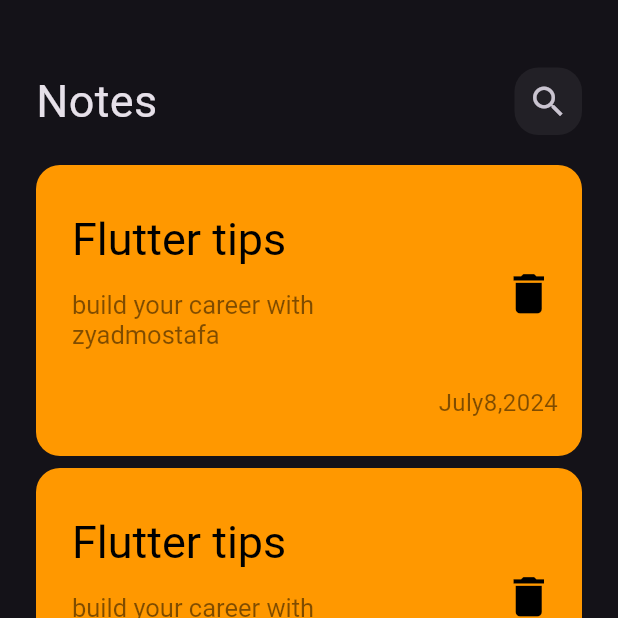
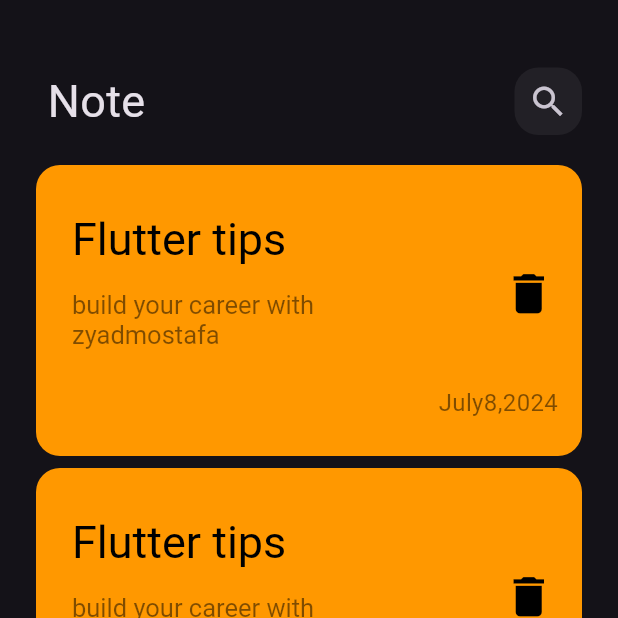
Before and after one commit to zyaddmostafa/note_app, a Flutter app: the screen it shows after launch, on a phone screen of 412 x 824 dp, the top half of it. Run offline on Flutter 3.47's test engine with Material 3 defaults, Android fonts, the phone set to English and light mode, and no system bars; Roboto replaces fonts that are missing (assets/font/Poppins-Regular.ttf).

Commit message:
add custom appbar and textfield to note edit veiw

```diff
--- a/lib/views/editnoteview.dart
+++ b/lib/views/editnoteview.dart
@@ -1,4 +1,5 @@
 import 'package:flutter/material.dart';
+import 'package:noteapp/widgets/editnoteviewbody.dart';
 
 class Editnoteview extends StatelessWidget {
   const Editnoteview({super.key});
@@ -6,7 +7,7 @@ class Editnoteview extends StatelessWidget {
   @override
   Widget build(BuildContext context) {
     return const Scaffold(
-      body: Editnoteview(),
+      body: Editnoteviewbody(),
     );
   }
 }
--- /dev/null
+++ b/lib/widgets/customappbar.dart
@@ -0,0 +1,32 @@
+import 'package:flutter/cupertino.dart';
+import 'package:flutter/material.dart';
+import 'package:flutter/widgets.dart';
+import 'package:noteapp/widgets/customsearchicon.dart';
+
+class CustomAppBar extends StatelessWidget {
+  const CustomAppBar({
+    super.key,
+    required this.title,
+    required this.icon,
+  });
+  final String title;
+  final IconData icon;
+  @override
+  Widget build(BuildContext context) {
+    return Row(
+      mainAxisAlignment: MainAxisAlignment.center,
+      children: [
+        Text(
+          title,
+          style: const TextStyle(
+            fontSize: 30,
+          ),
+        ),
+        const Spacer(),
+        CustomIcon(
+          icon: icon,
+        ),
+      ],
+    );
+  }
+}
--- a/lib/widgets/customsearchicon.dart
+++ b/lib/widgets/customsearchicon.dart
@@ -1,8 +1,8 @@
 import 'package:flutter/material.dart';
 
-class CustomSearchIcon extends StatelessWidget {
-  const CustomSearchIcon({super.key});
-
+class CustomIcon extends StatelessWidget {
+  const CustomIcon({super.key, required this.icon});
+  final IconData icon;
   @override
   Widget build(BuildContext context) {
     return Container(
@@ -15,8 +15,8 @@ class CustomSearchIcon extends StatelessWidget {
       child: Center(
         child: IconButton(
           onPressed: () {},
-          icon: const Icon(
-            Icons.search,
+          icon: Icon(
+            icon,
             size: 27,
           ),
         ),
--- a/lib/widgets/noteitem.dart
+++ b/lib/widgets/noteitem.dart
@@ -1,5 +1,5 @@
 import 'package:flutter/material.dart';
-import 'package:flutter/widgets.dart';
+
 import 'package:noteapp/views/editnoteview.dart';
 
 class Noteitem extends StatelessWidget {
--- a/lib/widgets/noteviewbar.dart
+++ /dev/null
@@ -1,23 +0,0 @@
-import 'package:flutter/material.dart';
-import 'package:noteapp/widgets/customsearchicon.dart';
-
-class CustomAppBar extends StatelessWidget {
-  const CustomAppBar({super.key});
-
-  @override
-  Widget build(BuildContext context) {
-    return const Row(
-      mainAxisAlignment: MainAxisAlignment.center,
-      children: [
-        Text(
-          'Notes',
-          style: TextStyle(
-            fontSize: 30,
-          ),
-        ),
-        Spacer(),
-        CustomSearchIcon(),
-      ],
-    );
-  }
-}
--- a/lib/widgets/noteviewbody.dart
+++ b/lib/widgets/noteviewbody.dart
@@ -1,6 +1,6 @@
 import 'package:flutter/material.dart';
 import 'package:noteapp/widgets/notelistview.dart';
-import 'package:noteapp/widgets/noteviewbar.dart';
+import 'package:noteapp/widgets/customappbar.dart';
 
 class Noteviewbody extends StatelessWidget {
   const Noteviewbody({super.key});
@@ -14,7 +14,10 @@ class Noteviewbody extends StatelessWidget {
           SizedBox(
             height: 45,
           ),
-          CustomAppBar(),
+          CustomAppBar(
+            title: ' Note',
+            icon: Icons.search,
+          ),
           Expanded(
             child: Notelistview(),
           ),
```
Also changed, not shown: lib/widgets/editnoteviewbody.dart (+27 -1 lines).
